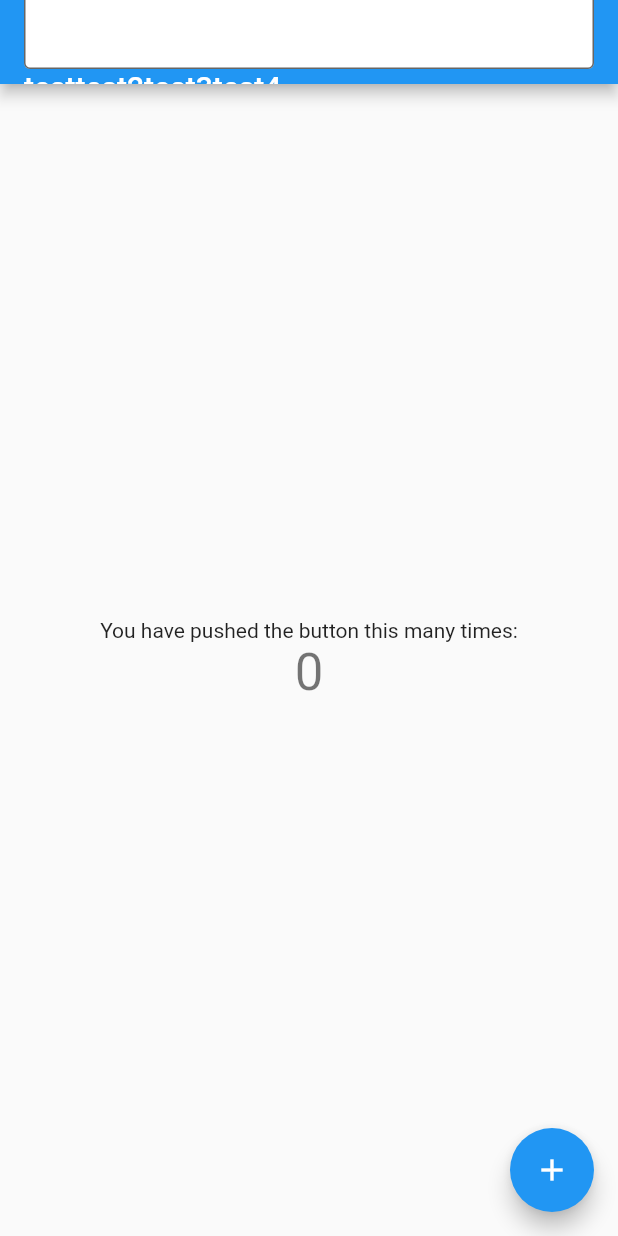
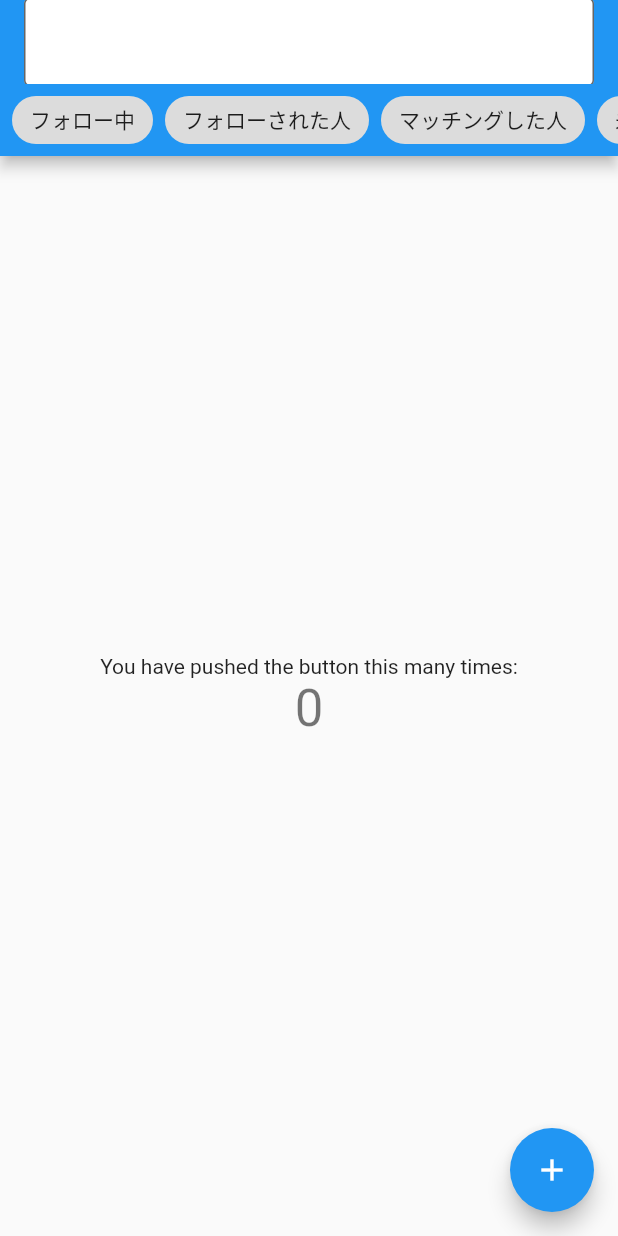
Before and after one commit to yukinkomob/my_app, a Flutter app: the screen it shows after launch, on a phone screen of 412 x 824 dp. Run offline on Flutter 3.47's test engine with Material 2 defaults, Android fonts, the phone set to English and light mode, and no system bars.

Commit message:
アプリバーの表示を改善

```diff
--- a/lib/main.dart
+++ b/lib/main.dart
@@ -87,16 +87,36 @@ class _MyHomePageState extends State<MyHomePage> {
                 border: OutlineInputBorder(),
               ),
             ),
-          Row(
+          ],
+        ),
+        bottom: PreferredSize(
+          preferredSize: Size.fromHeight(48.0),
+          child: SingleChildScrollView(
+            scrollDirection: Axis.horizontal,
+            child: Row(
               children: [
-              Text("test"),
-              Text("test2"),
-              Text("test3"),
-              Text("test4"),
+                SizedBox(width: 8),
+                Chip(
+                  label: const Text('フォロー中'),
+                ),
+                SizedBox(width: 8),
+                Chip(
+                  label: const Text('フォローされた人'),
+                ),
+                SizedBox(width: 8),
+                Chip(
+                  label: const Text('マッチングした人'),
+                ),
+                SizedBox(width: 8),
+                Chip(
+                  label: const Text('未関係な人'),
+                ),
+                SizedBox(width: 8),
               ],
-          )
-        ],
-      )),
+            ),
+          ),
+        ),
+      ),
       body: Center(
         // Center is a layout widget. It takes a single child and positions it
         // in the middle of the parent.
```
Lines whose indentation alone changed are shown as unchanged.
